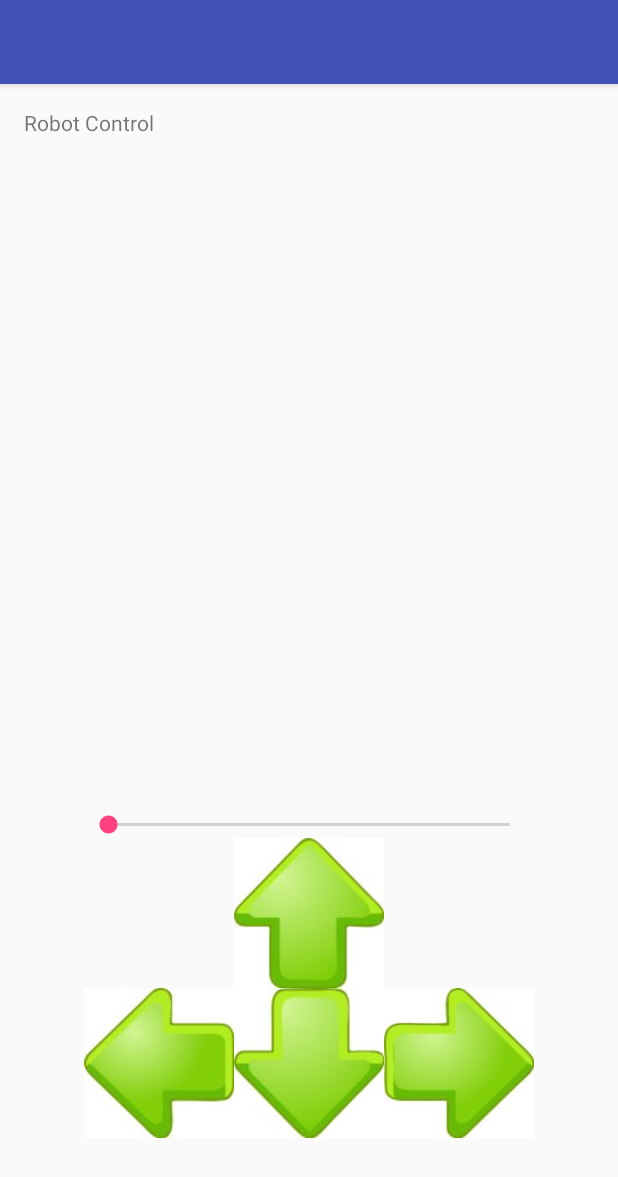
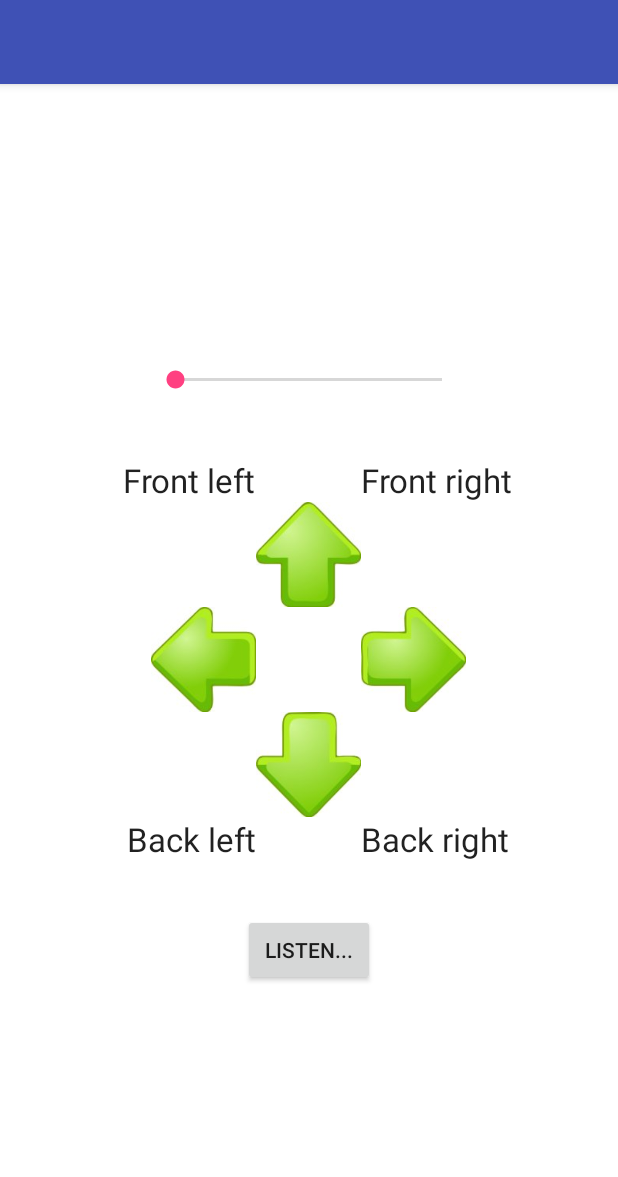
Before and after one commit to jpantiuchina/robot, an Android app: the screen it shows after launch (MainActivity), on a phone screen of 412 x 824 dp. Shown: the top 1177 px of the screen. Run offline under Robolectric (Android 15) with nearby library versions, the phone set to English and light mode, and no system bars.

Commit message:
Filter sensor values, icon, voice recognition, etc.

```diff
--- a/app/src/main/java/it/unibz/jpantiuchina/robot/MainActivity.java
+++ b/app/src/main/java/it/unibz/jpantiuchina/robot/MainActivity.java
@@ -7,8 +7,10 @@ import android.content.BroadcastReceiver;
 import android.content.Context;
 import android.content.Intent;
 import android.content.IntentFilter;
+import android.graphics.Color;
 import android.os.Bundle;
 import android.os.Handler;
+import android.speech.RecognizerIntent;
 import android.support.v7.app.AppCompatActivity;
 import android.util.Log;
 import android.view.View;
@@ -16,24 +18,36 @@ import android.widget.SeekBar;
 import android.widget.TextView;
 
 import java.io.IOException;
+import java.util.List;
+import java.util.Locale;
 import java.util.UUID;
 
+import it.unibz.jpantiuchina.robot.hardware.Robot;
 
 
 public class MainActivity extends AppCompatActivity implements SeekBar.OnSeekBarChangeListener
 {
-    private static final int ENABLE_BT_REQUEST_TAG = 546; // means nothing, just an unique integer
+    private static final int ENABLE_BT_REQUEST_TAG = 1; // means nothing, just an unique integer
+    private static final int SPEECH_REQUEST_TAG = 2; // same here
+
+
     private static final String TAG = "MainActivity";
     private static final String ROBOT_BLUETOOTH_NAME = "HC-06";
     // http://stackoverflow.com/questions/23963815/sending-data-from-android-to-arduino-with-hc-06-bluetooth-module
     private static final UUID ARDUINO_SPP = UUID.fromString("00001101-0000-1000-8000-00805F9B34FB");
     private static final int TICK_DELAY = 100;
+    private static final int SPEED_BAR_FLOAT_TO_INT_MULTIPLIER = 100;
 
     private BluetoothAdapter bluetoothAdapter;
     private BluetoothSocket socket;
 
     private RobotController robotController;
-    private TextView textView;
+    private SeekBar sbSpeed;
+
+    private TextView tvFrontRight;
+    private TextView tvFrontLeft;
+    private TextView tvBackLeft;
+    private TextView tvBackRight;
 
 
     @Override
@@ -42,10 +56,14 @@ public class MainActivity extends AppCompatActivity implements SeekBar.OnSeekBar
         super.onCreate(savedInstanceState);
         setContentView(R.layout.activity_main);
 
-        SeekBar sbSpeed = (SeekBar) findViewById(R.id.sbSpeed);
+        sbSpeed = (SeekBar) findViewById(R.id.sbSpeed);
         sbSpeed.setOnSeekBarChangeListener(this);
+        sbSpeed.setMax((int) (Robot.MAX_SPEED_IN_CMPS * SPEED_BAR_FLOAT_TO_INT_MULTIPLIER));
 
-        textView = (TextView) findViewById(R.id.textView);
+        tvFrontLeft  = (TextView) findViewById(R.id.tvFrontLeft );
+        tvFrontRight = (TextView) findViewById(R.id.tvFrontRight);
+        tvBackLeft   = (TextView) findViewById(R.id.tvBackLeft  );
+        tvBackRight  = (TextView) findViewById(R.id.tvBackRight );
 
         bluetoothAdapter = BluetoothAdapter.getDefaultAdapter();
 
@@ -77,7 +95,38 @@ public class MainActivity extends AppCompatActivity implements SeekBar.OnSeekBar
                 throw new RuntimeException("Cannot work with disabled Bluetooth.");
         }
 
+        if (requestCode == SPEECH_REQUEST_TAG && resultCode == RESULT_OK)
+        {
+            List<String> results = data.getStringArrayListExtra(RecognizerIntent.EXTRA_RESULTS);
+            String text = results.get(0).toLowerCase(Locale.US);
+            recognizeSpeech(text);
+        }
+
         super.onActivityResult(requestCode, resultCode, data);
+    }
+
+    private void recognizeSpeech(String text)
+    {
+        if (text.contains("stop") || text.contains("стоп") || text.contains("стой"))
+            stop();
+        else
+        if (text.contains("back") || text.contains("назад"))
+            goBackward(null);
+        else
+        if (text.contains("forward") || text.contains("вперед") || text.equals("go"))
+            goForward(null);
+        else
+        if (text.contains("left") || text.contains("лево"))
+            turnLeft(null);
+        else
+        if (text.contains("right") || text.contains("право"))
+            turnRight(null);
+        else
+        if (text.contains("fast") || text.contains("быстр"))
+            sbSpeed.setProgress(sbSpeed.getProgress() * 2);
+        else
+        if (text.contains("slow") || text.contains("медлен"))
+            sbSpeed.setProgress(sbSpeed.getProgress() / 2);
     }
 
     @Override
@@ -137,6 +186,7 @@ public class MainActivity extends AppCompatActivity implements SeekBar.OnSeekBar
         Log.i(TAG, "Successfully connected");
 
         robotController = new RobotController(socket.getInputStream(), socket.getOutputStream());
+        sbSpeed.setProgress(SPEED_BAR_FLOAT_TO_INT_MULTIPLIER * 5); // set speed to 5 cm/s
         tickTimerHandler.postDelayed(tickTimerRunnable, TICK_DELAY);
     }
 
@@ -147,25 +197,77 @@ public class MainActivity extends AppCompatActivity implements SeekBar.OnSeekBar
     public void turnLeft(View view)
     {
         Log.i(TAG, "left");
-        robotController.turnLeft();
+        if (robotController != null)
+            robotController.turnLeft();
     }
 
     public void turnRight(View view)
     {
         Log.i(TAG, "right");
-        robotController.turnRight();
+        if (robotController != null)
+            robotController.turnRight();
     }
 
     public void goForward(View view)
     {
         Log.i(TAG, "forward");
-        robotController.goForward();
+        if (robotController != null)
+            robotController.goForward();
     }
 
     public void goBackward(View view)
     {
         Log.i(TAG, "backward");
-        robotController.goBackward();
+        if (robotController != null)
+            robotController.goBackward();
+    }
+
+    private void stop()
+    {
+        Log.i(TAG, "stop");
+        if (robotController != null)
+            robotController.stop();
+    }
+
+
+    public void listen(View view)
+    {
+        Intent intent = new Intent(RecognizerIntent.ACTION_RECOGNIZE_SPEECH);
+        intent.putExtra(RecognizerIntent.EXTRA_LANGUAGE_MODEL, RecognizerIntent.LANGUAGE_MODEL_FREE_FORM);
+        intent.putExtra(RecognizerIntent.EXTRA_PROMPT, "Forward, back, left, right, stop?");
+        startActivityForResult(intent, SPEECH_REQUEST_TAG);
+    }
+
+
+
+    private static void updateDistanceText(TextView textView, int distance)
+    {
+        textView.setText(distance + " cm");
+
+        int color = Color.BLACK;
+        if (distance < 10)
+            color = Color.RED;
+        else
+        {
+            if (distance < 50)
+                color = 0xFFFF7F00; // should be orange
+        }
+
+        textView.setTextColor(color);
+    }
+
+    private void onTick()
+    {
+        if (robotController != null)
+        {
+            robotController.tick();
+            Robot robot = robotController.getRobot();
+            updateDistanceText(tvFrontLeft,  robot.getFilteredFrontLeftObstacleDistanceInCm ());
+            updateDistanceText(tvFrontRight, robot.getFilteredFrontRightObstacleDistanceInCm());
+            updateDistanceText(tvBackLeft,   robot.getFilteredBackLeftObstacleDistanceInCm  ());
+            updateDistanceText(tvBackRight,  robot.getFilteredBackRightObstacleDistanceInCm ());
+        }
+        tickTimerHandler.postDelayed(tickTimerRunnable, TICK_DELAY);
     }
 
 
@@ -175,7 +277,8 @@ public class MainActivity extends AppCompatActivity implements SeekBar.OnSeekBar
     @Override
     public void onProgressChanged(SeekBar seekBar, int progress, boolean fromUser)
     {
-        robotController.setSpeed(127 - progress);
+        if (robotController != null)
+            robotController.setSpeed((double) progress / SPEED_BAR_FLOAT_TO_INT_MULTIPLIER);
     }
     @Override public void onStartTrackingTouch(SeekBar seekBar) { }
     @Override public void onStopTrackingTouch(SeekBar seekBar) { }
@@ -191,12 +294,7 @@ public class MainActivity extends AppCompatActivity implements SeekBar.OnSeekBar
         @Override
         public void run()
         {
-            if (robotController != null)
-            {
-                robotController.tick();
-                textView.setText(robotController.getStatus());
-            }
-            tickTimerHandler.postDelayed(this, TICK_DELAY);
+            onTick();
         }
     };
 
--- a/app/src/main/res/layout/content_main.xml
+++ b/app/src/main/res/layout/content_main.xml
@@ -7,69 +7,110 @@
                 android:paddingTop="@dimen/activity_vertical_margin"
                 android:paddingBottom="@dimen/activity_vertical_margin"
                 app:layout_behavior="@string/appbar_scrolling_view_behavior"
-    tools:showIn="@layout/activity_main" tools:context=".MainActivity">
-
-    <TextView
-        android:text="Robot Control"
-        android:layout_width="match_parent"
-        android:layout_height="wrap_content"
-        android:height="100dp"
-        android:id="@+id/textView"
-        android:layout_alignParentTop="true"
-        android:layout_alignParentLeft="true"
-        android:layout_alignParentStart="true" />
+                tools:showIn="@layout/activity_main" tools:context=".MainActivity"
+                android:background="#ffffff">
 
     <ImageButton
-        android:id="@+id/button"
+        android:id="@+id/btnLeft"
         android:background="@drawable/left"
         android:onClick="turnLeft"
-        android:layout_width="100dip"
-        android:layout_height="100dip"
-        android:layout_below="@+id/button3"
-        android:layout_toLeftOf="@+id/button4"
-        android:layout_toStartOf="@+id/button4" />
+        android:layout_width="70dip"
+        android:layout_height="70dip"
+        android:layout_alignTop="@+id/btnRight"
+        android:layout_toLeftOf="@+id/btnBackward"
+        android:layout_toStartOf="@+id/btnBackward"/>
 
     <ImageButton
-        android:id="@+id/button2"
+        android:id="@+id/btnRight"
         android:background="@drawable/right"
         android:onClick="turnRight"
-        android:layout_width="100dip"
-        android:layout_height="100dip"
-        android:layout_below="@+id/button3"
-        android:layout_toRightOf="@+id/button4"
-        android:layout_toEndOf="@+id/button4" />
+        android:layout_width="70dip"
+        android:layout_height="70dip"
+        android:layout_centerVertical="true"
+        android:layout_toRightOf="@+id/btnForward"
+        android:layout_toEndOf="@+id/btnForward"/>
 
     <ImageButton
-        android:id="@+id/button3"
+        android:id="@+id/btnForward"
         android:background="@drawable/up"
         android:onClick="goForward"
-        android:layout_width="100dip"
-        android:layout_height="100dip"
+        android:layout_width="70dip"
+        android:layout_height="70dip"
 
-        android:layout_above="@+id/button4"
-        android:layout_toRightOf="@+id/button"
-        android:layout_toEndOf="@+id/button" />
+        android:layout_above="@+id/btnLeft"
+        android:layout_toRightOf="@+id/btnLeft"
+        android:layout_toEndOf="@+id/btnLeft"/>
 
     <ImageButton
-        android:id="@+id/button4"
+        android:id="@+id/btnBackward"
         android:background="@drawable/down"
         android:onClick="goBackward"
-        android:layout_width="100dip"
-        android:layout_height="100dip"
-        android:layout_alignParentBottom="true"
-        android:layout_centerHorizontal="true"
-        android:layout_marginBottom="49dp" />
+        android:layout_width="70dip"
+        android:layout_height="70dip"
+        android:layout_below="@+id/btnLeft"
+        android:layout_centerHorizontal="true"/>
 
     <SeekBar
         android:layout_width="wrap_content"
         android:layout_height="wrap_content"
         android:id="@+id/sbSpeed"
-        android:layout_alignLeft="@+id/button"
-        android:layout_alignStart="@+id/button"
-        android:layout_above="@+id/button3"
-        android:layout_alignRight="@+id/button2"
-        android:layout_alignEnd="@+id/button2"
-        android:max="100"/>
+        android:max="100"
+        android:layout_marginBottom="43dp"
+        android:layout_above="@+id/tvFrontRight"
+        android:layout_alignLeft="@+id/btnLeft"
+        android:layout_alignStart="@+id/btnLeft"
+        android:layout_alignRight="@+id/btnRight"
+        android:layout_alignEnd="@+id/btnRight"/>
+
+    <TextView
+        android:layout_width="wrap_content"
+        android:layout_height="wrap_content"
+        android:textAppearance="?android:attr/textAppearanceLarge"
+        android:text="Front right"
+        android:id="@+id/tvFrontRight"
+        android:layout_above="@+id/btnForward"
+        android:layout_toRightOf="@+id/btnForward"
+        android:layout_toEndOf="@+id/btnForward"/>
+
+    <TextView
+        android:layout_width="wrap_content"
+        android:layout_height="wrap_content"
+        android:textAppearance="?android:attr/textAppearanceLarge"
+        android:text="Front left"
+        android:id="@+id/tvFrontLeft"
+        android:layout_above="@+id/btnForward"
+        android:layout_toLeftOf="@+id/btnForward"
+        android:layout_toStartOf="@+id/btnForward"/>
+
+    <TextView
+        android:layout_width="wrap_content"
+        android:layout_height="wrap_content"
+        android:textAppearance="?android:attr/textAppearanceLarge"
+        android:text="Back left"
+        android:id="@+id/tvBackLeft"
+        android:layout_below="@+id/btnBackward"
+        android:layout_toLeftOf="@+id/btnBackward"
+        android:layout_toStartOf="@+id/btnBackward"/>
+
+    <TextView
+        android:layout_width="wrap_content"
+        android:layout_height="wrap_content"
+        android:textAppearance="?android:attr/textAppearanceLarge"
+        android:text="Back right"
+        android:id="@+id/tvBackRight"
+        android:layout_below="@+id/btnBackward"
+        android:layout_toRightOf="@+id/btnBackward"
+        android:layout_toEndOf="@+id/btnBackward"/>
+
+    <Button
+        android:layout_width="wrap_content"
+        android:layout_height="wrap_content"
+        android:text="Listen..."
+        android:id="@+id/btnListen"
+        android:layout_below="@+id/tvBackLeft"
+        android:layout_centerHorizontal="true"
+        android:layout_marginTop="35dp"
+        android:onClick="listen"/>
 
 
 </RelativeLayout>
--- a/app/src/main/res/values-v21/styles.xml
+++ b/app/src/main/res/values-v21/styles.xml
@@ -2,7 +2,7 @@
     <style name="AppTheme.NoActionBar">
         <item name="windowActionBar">false</item>
         <item name="windowNoTitle">true</item>
-        <item name="android:windowDrawsSystemBarBackgrounds">true</item>
+        <item name="android:windowDrawsSystemBarBackgrounds">false</item>
         <item name="android:statusBarColor">@android:color/transparent</item>
     </style>
 </resources>
```
Also changed, not shown: app/src/main/AndroidManifest.xml (+4 -4 lines), app/src/main/java/it/unibz/jpantiuchina/robot/RobotController.java (+96 -77 lines), app/src/main/java/it/unibz/jpantiuchina/robot/hardware/FilteredValue.java (added, +33 -0 lines), app/src/main/java/it/unibz/jpantiuchina/robot/hardware/InfraredSensor.java (+10 -2 lines), app/src/main/java/it/unibz/jpantiuchina/robot/hardware/ProximitySensor.java (+10 -2 lines), app/src/main/java/it/unibz/jpantiuchina/robot/hardware/Robot.java (+63 -35 lines), app/src/main/res/mipmap-hdpi/ic_launcher.png (deleted), app/src/main/res/mipmap-hdpi/robot_icon.png (added), app/src/main/res/mipmap-mdpi/ic_launcher.png (deleted), app/src/main/res/mipmap-mdpi/robot_icon.png (added), app/src/main/res/mipmap-xhdpi/ic_launcher.png (deleted), app/src/main/res/mipmap-xhdpi/robot_icon.png (added), app/src/main/res/mipmap-xxhdpi/ic_launcher.png (deleted), app/src/main/res/mipmap-xxhdpi/robot_icon.png (added), 2 more files. Lines whose indentation alone changed are shown as unchanged.
